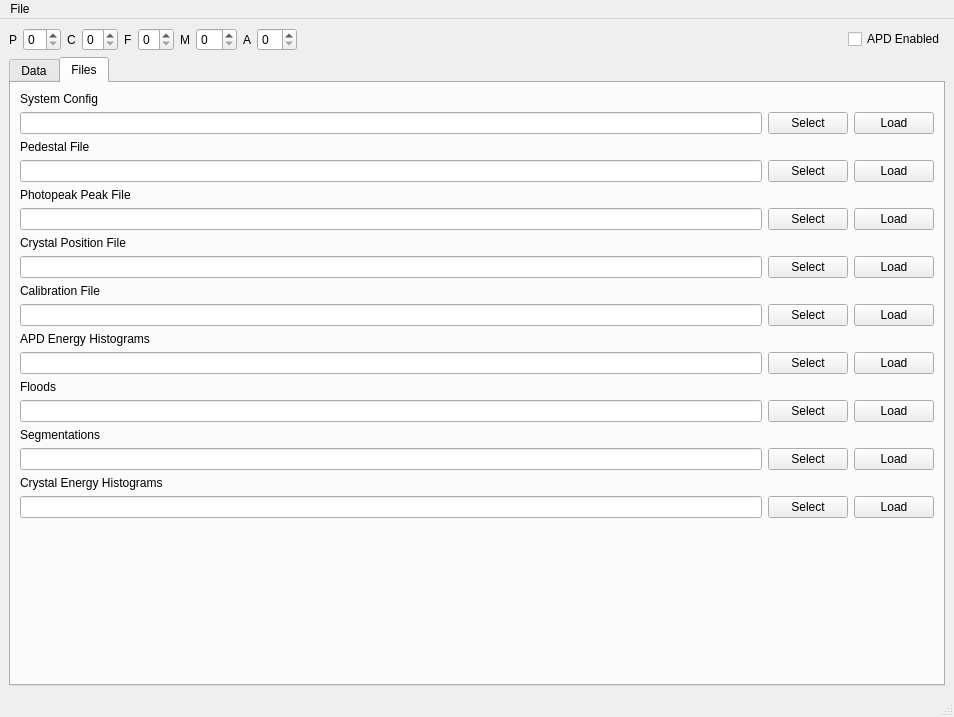
Old version of the form qmake/view_cal/mainwindow.ui in the repository dfreese/BreastCal.
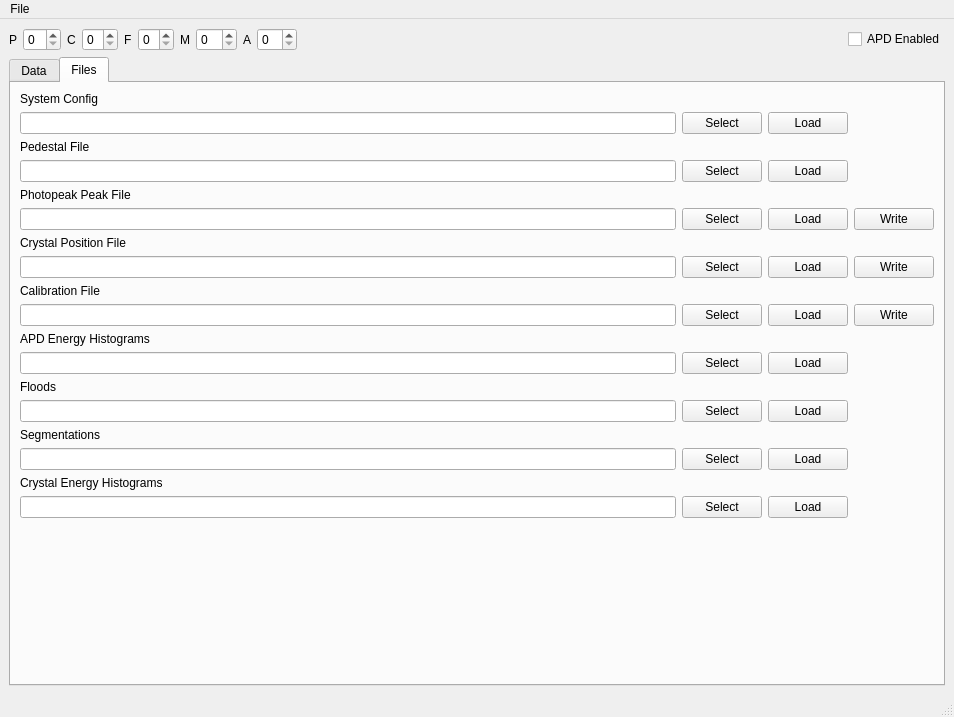
New version of the form. The open tabs and pages were chosen to show the change. Custom widgets are drawn as their Qt base class.

Commit message: add write out function

```diff
--- a/qmake/view_cal/mainwindow.ui
+++ b/qmake/view_cal/mainwindow.ui
@@ -298,6 +298,27 @@
           </property>
          </widget>
         </item>
+        <item row="5" column="3">
+         <widget class="QPushButton" name="pushButton_write_pp">
+          <property name="text">
+           <string>Write</string>
+          </property>
+         </widget>
+        </item>
+        <item row="7" column="3">
+         <widget class="QPushButton" name="pushButton_write_loc">
+          <property name="text">
+           <string>Write</string>
+          </property>
+         </widget>
+        </item>
+        <item row="9" column="3">
+         <widget class="QPushButton" name="pushButton_write_cal">
+          <property name="text">
+           <string>Write</string>
+          </property>
+         </widget>
+        </item>
        </layout>
       </widget>
      </widget>
```
Left out of the diff: 310 changed lines with no effect on the pictures. The commit also changes 2 other files.
